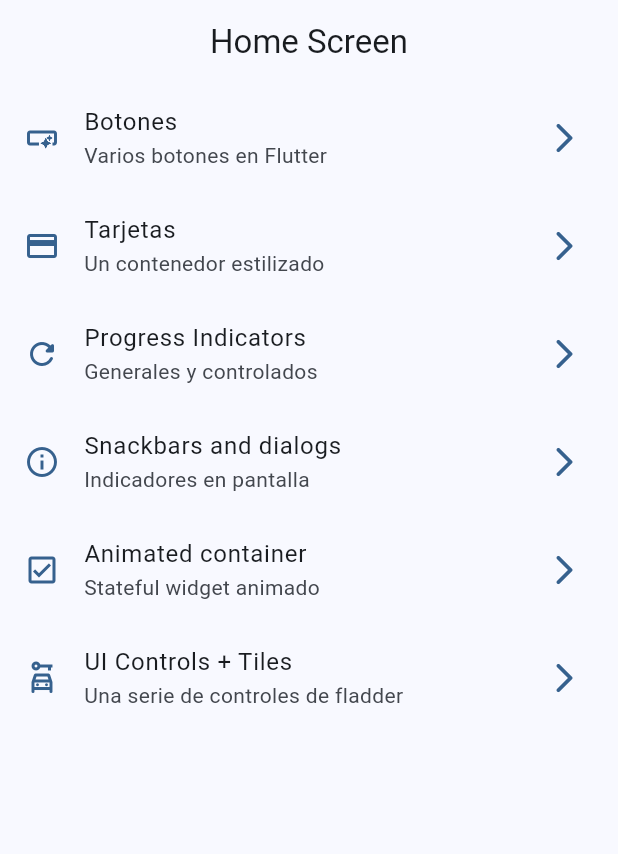
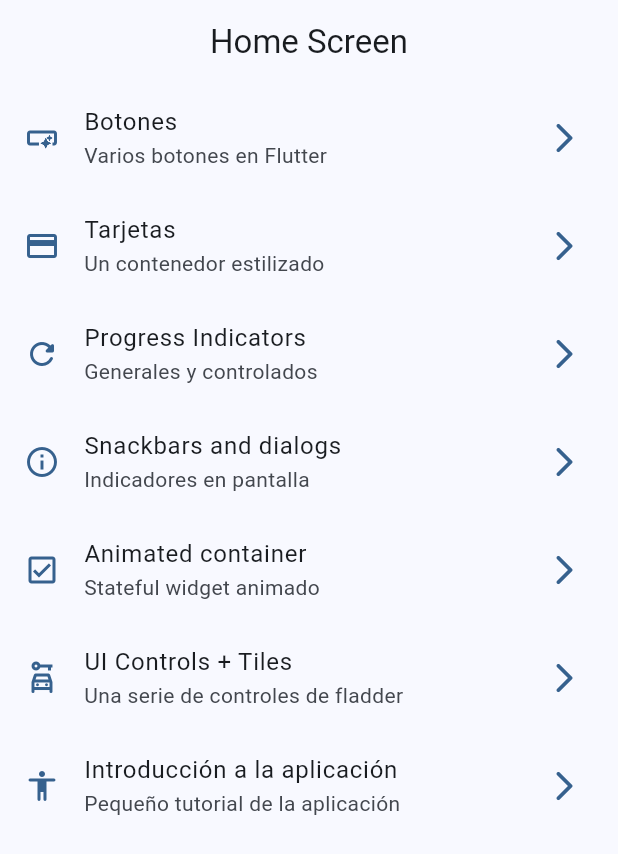
Before and after one commit to martynvalenz/flutter-widgets, a Flutter app: the screen it shows after launch, on a phone screen of 412 x 824 dp. Shown: the top 854 px of the screen. Run offline on Flutter 3.47's test engine with Material 2 defaults, Android fonts, the phone set to English and light mode, and no system bars; our stand-ins replace go_router.

```diff
--- a/lib/config/menu/menu_items.dart
+++ b/lib/config/menu/menu_items.dart
@@ -51,4 +51,10 @@ const appMenuItems = <MenuItem>[
     link: '/ui_controls_screen',
     icon: Icons.car_rental_outlined
   ),
+  MenuItem(
+    title: 'Introducción a la aplicación',
+    subTitle: 'Pequeño tutorial de la aplicación',
+    link: '/tutorial',
+    icon: Icons.accessibility_rounded
+  ),
 ];
--- a/lib/config/router/app_router.dart
+++ b/lib/config/router/app_router.dart
@@ -41,5 +41,10 @@ final appRouter = GoRouter(
       name: UIControlsScreen.name,
       builder: (context, state) => const UIControlsScreen(),
     ),
+    GoRoute(
+      path: '/tutorial',
+      name: AppTurorialScreen.name,
+      builder: (context, state) => const AppTurorialScreen(),
+    ),
   ],
 );
--- a/pubspec.yaml
+++ b/pubspec.yaml
@@ -18,3 +18,6 @@ dev_dependencies:
 
 flutter:
   uses-material-design: true
+
+assets:
+  - assets/images/
```
Also changed, not shown: assets/Images/1.png (added), assets/Images/2.png (added), assets/Images/3.png (added), assets/Images/jar-loading.gif (added).
